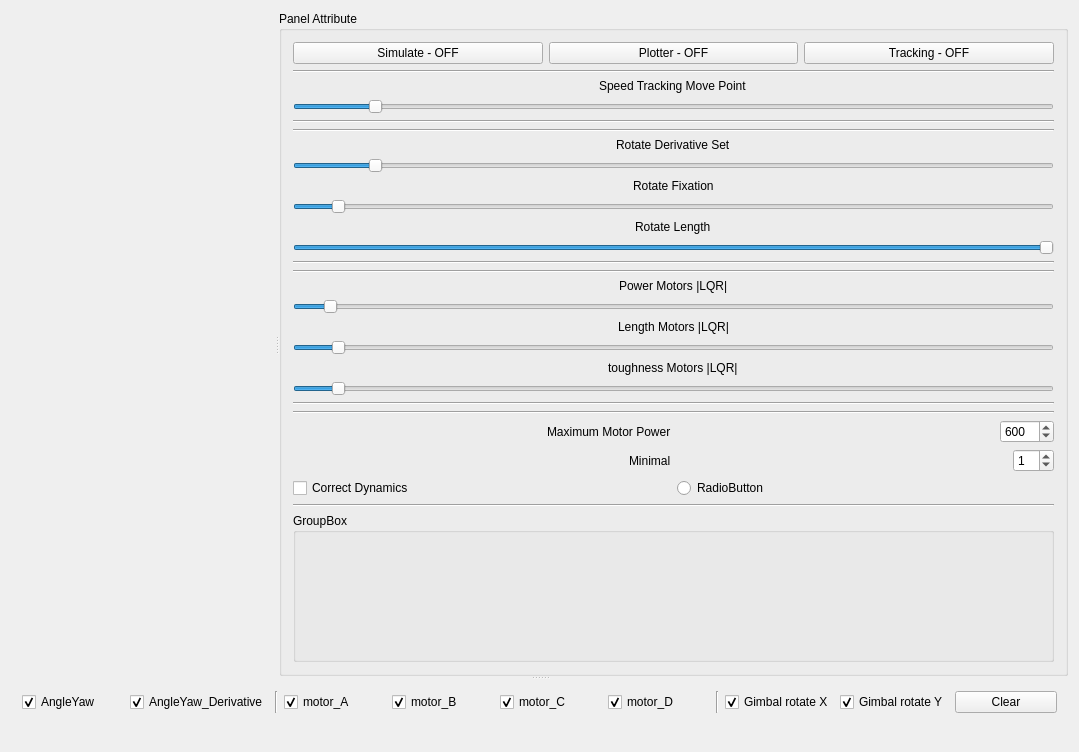
First picture: the form in src/mainwindow.ui, repository werasaimon/IEngine_Robotics, before the edit.
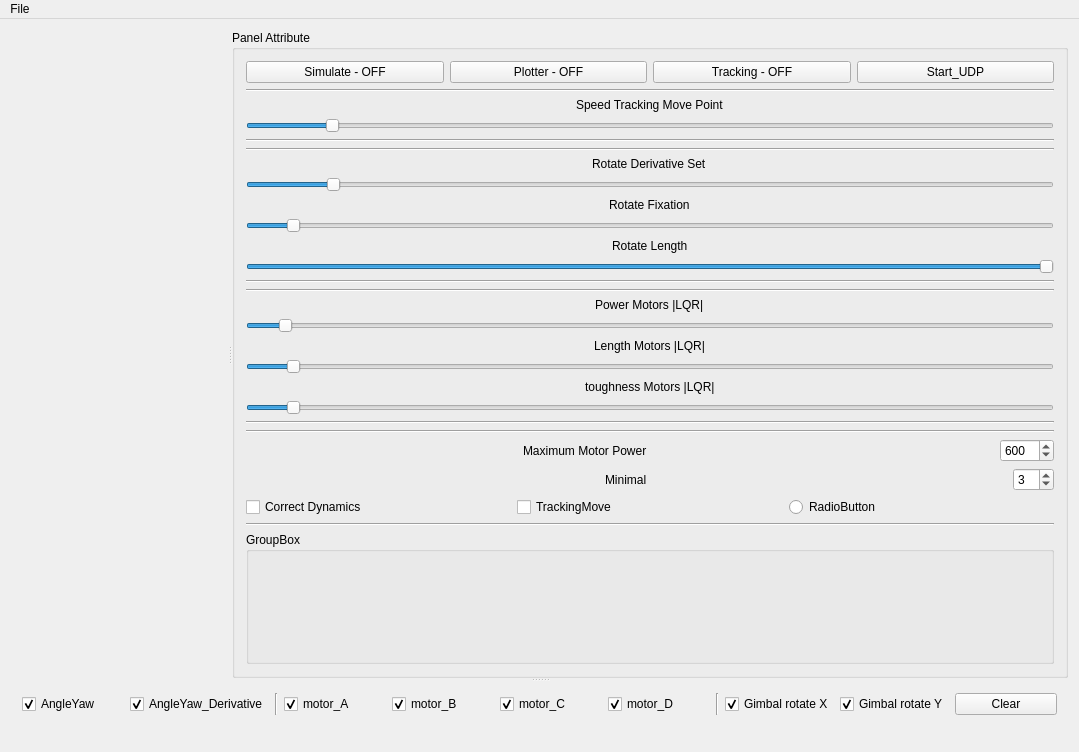
Second picture: the form after the edit. Custom widgets are drawn as their Qt base class.

Commit message: tracking -v.0.01

```diff
--- a/src/mainwindow.ui
+++ b/src/mainwindow.ui
@@ -55,6 +55,13 @@
                </property>
               </widget>
              </item>
+             <item>
+              <widget class="QPushButton" name="pushButton_StartUDP">
+               <property name="text">
+                <string>Start_UDP</string>
+               </property>
+              </widget>
+             </item>
             </layout>
            </item>
            <item>
@@ -261,7 +268,7 @@
              <item alignment="Qt::AlignRight">
               <widget class="QSpinBox" name="spinBox_Minimal">
                <property name="value">
-                <number>1</number>
+                <number>3</number>
                </property>
               </widget>
              </item>
@@ -276,6 +283,13 @@
                </property>
               </widget>
              </item>
+             <item>
+              <widget class="QCheckBox" name="checkBox_TrackerMove">
+               <property name="text">
+                <string>TrackingMove</string>
+               </property>
+              </widget>
+             </item>
              <item>
               <widget class="QRadioButton" name="radioButton">
                <property name="text">
@@ -436,6 +450,14 @@
      <height>22</height>
     </rect>
    </property>
+   <widget class="QMenu" name="menuFile">
+    <property name="title">
+     <string>File</string>
+    </property>
+    <addaction name="actionsave_tracking"/>
+    <addaction name="actionopen_tracking"/>
+   </widget>
+   <addaction name="menuFile"/>
   </widget>
  </widget>
  <layoutdefault spacing="6" margin="11"/>
```
Left out of the diff: 14 changed lines with no effect on the pictures. The commit also changes 11 other files.
